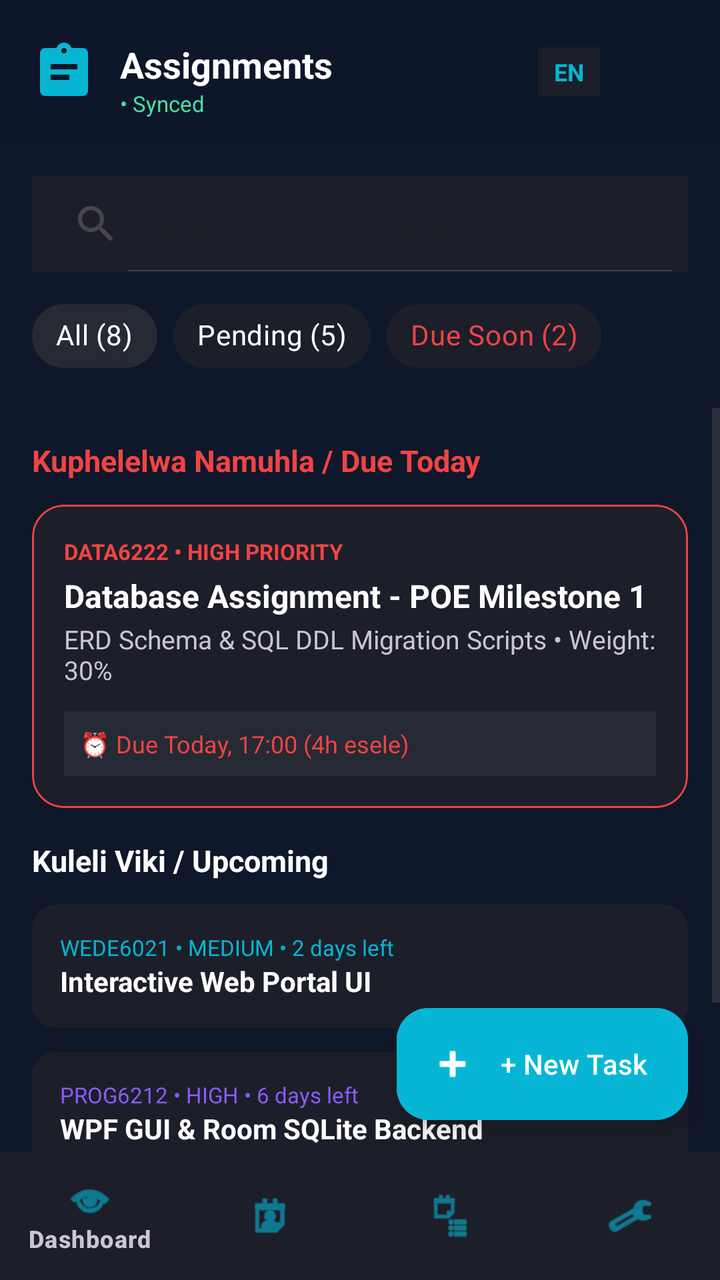
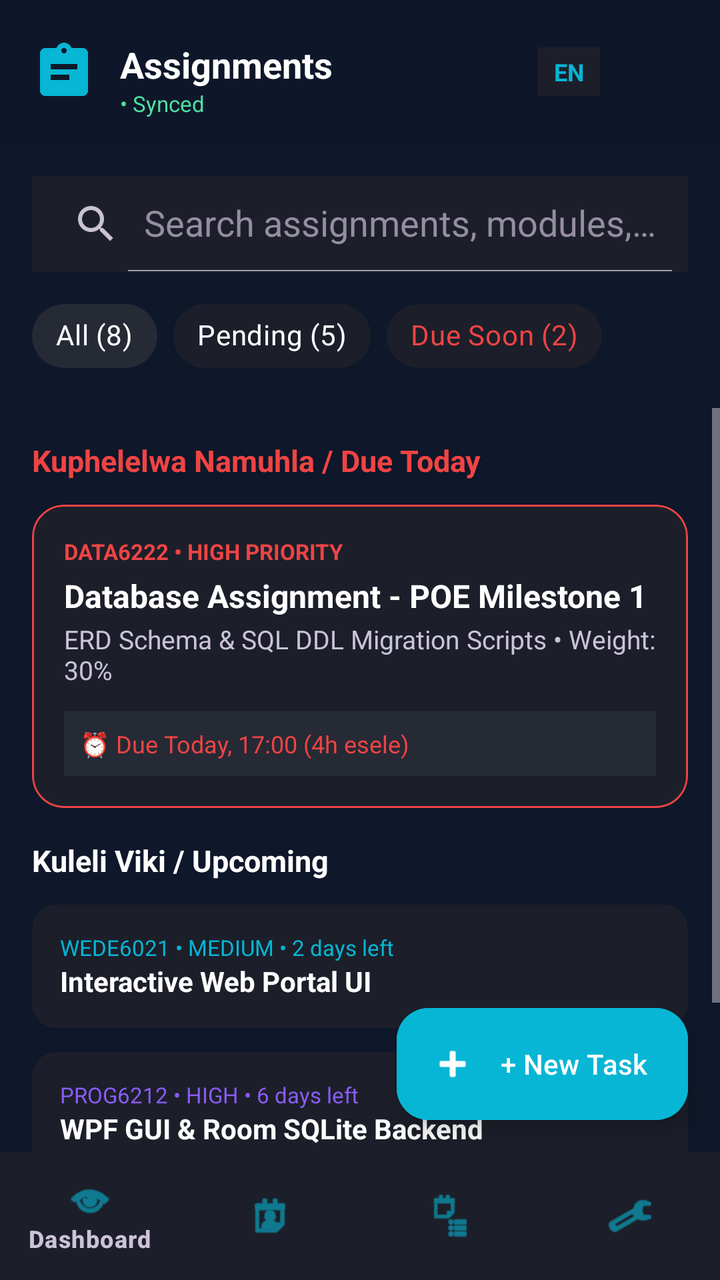

Two renders of the same Android screen: before a commit and after it. Below are the layout's source before the change and the commit's diff.
<!-- AndroidManifest.xml: application theme Theme.AssignmentPlanner -->
<!-- res/layout/activity_assignments.xml -->
<?xml version="1.0" encoding="utf-8"?>
<androidx.constraintlayout.widget.ConstraintLayout xmlns:android="http://schemas.android.com/apk/res/android"
    xmlns:app="http://schemas.android.com/apk/res-auto"
    android:layout_width="match_parent"
    android:layout_height="match_parent"
    android:background="@color/bg_gradient_start">

    
    <androidx.constraintlayout.widget.ConstraintLayout
        android:id="@+id/cl_assignments_header"
        android:layout_width="match_parent"
        android:layout_height="72dp"
        android:background="#1A0F131D"
        android:paddingHorizontal="16dp"
        app:layout_constraintTop_toTopOf="parent">

        <ImageView
            android:id="@+id/iv_logo"
            android:layout_width="32dp"
            android:layout_height="32dp"
            android:src="@drawable/ic_assignment_logo"
            app:layout_constraintBottom_toBottomOf="parent"
            app:layout_constraintStart_toStartOf="parent"
            app:layout_constraintTop_toTopOf="parent" />

        <TextView
            android:id="@+id/tv_header_title"
            android:layout_width="wrap_content"
            android:layout_height="wrap_content"
            android:layout_marginStart="12dp"
            android:text="Assignments"
            android:textColor="@color/text_primary"
            android:textSize="18sp"
            android:textStyle="bold"
            app:layout_constraintStart_toEndOf="@id/iv_logo"
            app:layout_constraintTop_toTopOf="@id/iv_logo" />

        <TextView
            android:id="@+id/tv_sync_status"
            android:layout_width="wrap_content"
            android:layout_height="wrap_content"
            android:text="• Synced"
            android:textColor="@color/tertiary_green"
            android:textSize="11sp"
            app:layout_constraintStart_toStartOf="@id/tv_header_title"
            app:layout_constraintTop_toBottomOf="@id/tv_header_title" />

        <LinearLayout
            android:layout_width="wrap_content"
            android:layout_height="wrap_content"
            android:gravity="center_vertical"
            android:orientation="horizontal"
            app:layout_constraintBottom_toBottomOf="parent"
            app:layout_constraintEnd_toEndOf="parent"
            app:layout_constraintTop_toTopOf="parent">

            <TextView
                android:layout_width="wrap_content"
                android:layout_height="wrap_content"
                android:background="@color/surface_container"
                android:paddingHorizontal="8dp"
                android:paddingVertical="4dp"
                android:text="EN"
                android:textColor="@color/accent_cyan"
                android:textSize="12sp"
                android:textStyle="bold" />

            <ImageView
                android:id="@+id/iv_profile_icon"
                android:layout_width="32dp"
                android:layout_height="32dp"
                android:layout_marginStart="12dp"
                android:src="@android:drawable/sym_def_app_icon"
                app:tint="@color/text_on_surface_variant" />
        </LinearLayout>
    </androidx.constraintlayout.widget.ConstraintLayout>

    
    <androidx.appcompat.widget.SearchView
        android:id="@+id/sv_assignments"
        android:layout_width="match_parent"
        android:layout_height="48dp"
        android:layout_margin="16dp"
        android:background="@color/surface_container"
        app:iconifiedByDefault="false"
        app:layout_constraintTop_toBottomOf="@id/cl_assignments_header"
        app:queryHint="Search assignments, modules, codes..." />

    
    <HorizontalScrollView
        android:id="@+id/hsv_filters"
        android:layout_width="match_parent"
        android:layout_height="wrap_content"
        android:layout_marginTop="8dp"
        android:paddingHorizontal="16dp"
        android:scrollbars="none"
        app:layout_constraintTop_toBottomOf="@id/sv_assignments">

        <com.google.android.material.chip.ChipGroup
            android:id="@+id/cg_filters"
            android:layout_width="wrap_content"
            android:layout_height="wrap_content"
            app:singleSelection="true">

            <com.google.android.material.chip.Chip
                android:id="@+id/chip_all"
                style="@style/Widget.MaterialComponents.Chip.Choice"
                android:layout_width="wrap_content"
                android:layout_height="wrap_content"
                android:text="All (8)"
                android:textColor="@color/text_primary"
                app:chipBackgroundColor="@color/surface_container_high" />

            <com.google.android.material.chip.Chip
                android:id="@+id/chip_pending"
                style="@style/Widget.MaterialComponents.Chip.Choice"
                android:layout_width="wrap_content"
                android:layout_height="wrap_content"
                android:text="Pending (5)"
                android:textColor="@color/text_primary"
                app:chipBackgroundColor="@color/surface_container" />

            <com.google.android.material.chip.Chip
                android:id="@+id/chip_overdue"
                style="@style/Widget.MaterialComponents.Chip.Choice"
                android:layout_width="wrap_content"
                android:layout_height="wrap_content"
                android:text="Due Soon (2)"
                android:textColor="@color/destructive_red"
                app:chipBackgroundColor="@color/surface_container" />

        </com.google.android.material.chip.ChipGroup>
    </HorizontalScrollView>

    
    <ScrollView
        android:layout_width="match_parent"
        android:layout_height="0dp"
        android:layout_marginTop="12dp"
        android:fillViewport="true"
        app:layout_constraintBottom_toTopOf="@id/bottom_nav"
        app:layout_constraintTop_toBottomOf="@id/hsv_filters">

        <LinearLayout
            android:layout_width="match_parent"
            android:layout_height="wrap_content"
            android:orientation="vertical"
            android:padding="16dp">

            
            <TextView
                android:layout_width="wrap_content"
                android:layout_height="wrap_content"
                android:layout_marginBottom="12dp"
                android:text="Kuphelelwa Namuhla / Due Today"
                android:textColor="@color/destructive_red"
                android:textSize="15sp"
                android:textStyle="bold" />

            
            <com.google.android.material.card.MaterialCardView
                android:id="@+id/card_due_today"
                android:layout_width="match_parent"
                android:layout_height="wrap_content"
                android:layout_marginBottom="16dp"
                app:cardBackgroundColor="@color/surface_container"
                app:cardCornerRadius="16dp"
                app:strokeColor="@color/destructive_red"
                app:strokeWidth="1dp">

                <LinearLayout
                    android:layout_width="match_parent"
                    android:layout_height="wrap_content"
                    android:orientation="vertical"
                    android:padding="16dp">

                    <TextView
                        android:layout_width="wrap_content"
                        android:layout_height="wrap_content"
                        android:text="DATA6222 • HIGH PRIORITY"
                        android:textColor="@color/destructive_red"
                        android:textSize="11sp"
                        android:textStyle="bold" />

                    <TextView
                        android:layout_width="match_parent"
                        android:layout_height="wrap_content"
                        android:layout_marginTop="4dp"
                        android:text="Database Assignment - POE Milestone 1"
                        android:textColor="@color/text_primary"
                        android:textSize="16sp"
                        android:textStyle="bold" />

                    <TextView
                        android:layout_width="match_parent"
                        android:layout_height="wrap_content"
                        android:layout_marginTop="2dp"
                        android:text="ERD Schema &amp; SQL DDL Migration Scripts • Weight: 30%"
                        android:textColor="@color/text_on_surface_variant"
                        android:textSize="13sp" />

                    <TextView
                        android:layout_width="match_parent"
                        android:layout_height="wrap_content"
                        android:layout_marginTop="12dp"
                        android:background="@color/surface_container_high"
                        android:padding="8dp"
                        android:text="⏰ Due Today, 17:00 (4h esele)"
                        android:textColor="@color/destructive_red"
                        android:textSize="12sp" />
                </LinearLayout>
            </com.google.android.material.card.MaterialCardView>

            
            <TextView
                android:layout_width="wrap_content"
                android:layout_height="wrap_content"
                android:layout_marginBottom="12dp"
                android:text="Kuleli Viki / Upcoming"
                android:textColor="@color/text_primary"
                android:textSize="15sp"
                android:textStyle="bold" />

            
            <com.google.android.material.card.MaterialCardView
                android:id="@+id/card_upcoming_1"
                android:layout_width="match_parent"
                android:layout_height="wrap_content"
                android:layout_marginBottom="12dp"
                app:cardBackgroundColor="@color/surface_container"
                app:cardCornerRadius="12dp"
                app:strokeWidth="0dp">

                <LinearLayout
                    android:layout_width="match_parent"
                    android:layout_height="wrap_content"
                    android:orientation="vertical"
                    android:padding="14dp">

                    <TextView
                        android:layout_width="wrap_content"
                        android:layout_height="wrap_content"
                        android:text="WEDE6021 • MEDIUM • 2 days left"
                        android:textColor="@color/accent_cyan"
                        android:textSize="11sp" />

                    <TextView
                        android:layout_width="match_parent"
                        android:layout_height="wrap_content"
                        android:text="Interactive Web Portal UI"
                        android:textColor="@color/text_primary"
                        android:textStyle="bold" />
                </LinearLayout>
            </com.google.android.material.card.MaterialCardView>

            
            <com.google.android.material.card.MaterialCardView
                android:id="@+id/card_upcoming_2"
                android:layout_width="match_parent"
                android:layout_height="wrap_content"
                android:layout_marginBottom="24dp"
                app:cardBackgroundColor="@color/surface_container"
                app:cardCornerRadius="12dp"
                app:strokeWidth="0dp">

                <LinearLayout
                    android:layout_width="match_parent"
                    android:layout_height="wrap_content"
                    android:orientation="vertical"
                    android:padding="14dp">

                    <TextView
                        android:layout_width="wrap_content"
                        android:layout_height="wrap_content"
                        android:text="PROG6212 • HIGH • 6 days left"
                        android:textColor="@color/accent_violet"
                        android:textSize="11sp" />

                    <TextView
                        android:layout_width="match_parent"
                        android:layout_height="wrap_content"
                        android:text="WPF GUI &amp; Room SQLite Backend"
                        android:textColor="@color/text_primary"
                        android:textStyle="bold" />
                </LinearLayout>
            </com.google.android.material.card.MaterialCardView>

            
            <LinearLayout
                android:layout_width="match_parent"
                android:layout_height="wrap_content"
                android:background="@color/surface_container_low"
                android:orientation="horizontal"
                android:padding="12dp"
                android:gravity="center_vertical">

                <TextView
                    android:layout_width="0dp"
                    android:layout_height="wrap_content"
                    android:layout_weight="1"
                    android:text="🔥 5 Izinsuku Streak! Keep it up."
                    android:textColor="@color/tertiary_green"
                    android:textSize="13sp"
                    android:textStyle="bold" />

                <TextView
                    android:layout_width="wrap_content"
                    android:layout_height="wrap_content"
                    android:text="+150 XP"
                    android:textColor="@color/accent_cyan"
                    android:textSize="12sp"
                    android:textStyle="bold" />
            </LinearLayout>

        </LinearLayout>
    </ScrollView>

    
    <com.google.android.material.floatingactionbutton.ExtendedFloatingActionButton
        android:id="@+id/fab_quick_add"
        android:layout_width="wrap_content"
        android:layout_height="wrap_content"
        android:layout_marginEnd="16dp"
        android:layout_marginBottom="16dp"
        android:backgroundTint="@color/accent_cyan"
        android:text="+ New Task"
        android:textColor="@color/text_primary"
        app:icon="@android:drawable/ic_input_add"
        app:iconTint="@color/text_primary"
        app:layout_constraintBottom_toTopOf="@id/bottom_nav"
        app:layout_constraintEnd_toEndOf="parent" />

    
    <com.google.android.material.bottomnavigation.BottomNavigationView
        android:id="@+id/bottom_nav"
        android:layout_width="match_parent"
        android:layout_height="64dp"
        android:background="@color/surface_container"
        app:itemIconTint="@color/accent_cyan"
        app:itemTextColor="@color/text_on_surface_variant"
        app:layout_constraintBottom_toBottomOf="parent"
        app:menu="@menu/bottom_nav_menu" />

</androidx.constraintlayout.widget.ConstraintLayout>
<!-- resources referenced by this layout -->
<resources>
  <color name="accent_cyan">#06B6D4</color>
  <color name="accent_violet">#8B5CF6</color>
  <color name="bg_gradient_start">#0F172A</color>
  <color name="destructive_red">#EF4444</color>
  <color name="surface_container">#1C1F2A</color>
  <color name="surface_container_high">#262A35</color>
  <color name="surface_container_low">#171B26</color>
  <color name="tertiary_green">#4EDEA3</color>
  <color name="text_on_surface_variant">#CBC3D7</color>
  <color name="text_primary">#FFFFFF</color>
  <!-- drawable ic_assignment_logo (drawable) -->
  <?xml version="1.0" encoding="utf-8"?>
  <vector xmlns:android="http://schemas.android.com/apk/res/android"
      android:width="24dp"
      android:height="24dp"
      android:viewportWidth="24"
      android:viewportHeight="24">
      <path
          android:fillColor="@color/accent_cyan"
          android:pathData="M19,3h-4.18C14.4,1.84 13.3,1 12,1S9.6,1.84 9.18,3H5C3.9,3 3,3.9 3,5v14c0,1.1 0.9,2 2,2h14c1.1,0 2,-0.9 2,-2V5C21,3.9 20.1,3 19,3zM12,3c0.55,0 1,0.45 1,1s-0.45,1 -1,1s-1,-0.45 -1,-1S11.45,3 12,3zM14,15H7v-2h7V15zM17,11H7V9h10V11z" />
  </vector>
  <style name="Theme.AssignmentPlanner" parent="Base.Theme.AssignmentPlanner" />
  <style name="Base.Theme.AssignmentPlanner" parent="Theme.Material3.DayNight.NoActionBar">
          
          
      </style>
</resources>

<!-- the commit's change to res/layout/activity_assignments.xml (unified diff, before → after) -->
@@ -1,6 +1,7 @@
 <?xml version="1.0" encoding="utf-8"?>
 <androidx.constraintlayout.widget.ConstraintLayout xmlns:android="http://schemas.android.com/apk/res/android"
     xmlns:app="http://schemas.android.com/apk/res-auto"
+    android:id="@+id/main"
     android:layout_width="match_parent"
     android:layout_height="match_parent"
     android:background="@color/bg_gradient_start">
<!-- resource entries referenced after the edit -->
@@ -22,9 +22,13 @@
           android:pathData="M19,3h-4.18C14.4,1.84 13.3,1 12,1S9.6,1.84 9.18,3H5C3.9,3 3,3.9 3,5v14c0,1.1 0.9,2 2,2h14c1.1,0 2,-0.9 2,-2V5C21,3.9 20.1,3 19,3zM12,3c0.55,0 1,0.45 1,1s-0.45,1 -1,1s-1,-0.45 -1,-1S11.45,3 12,3zM14,15H7v-2h7V15zM17,11H7V9h10V11z" />
   </vector>
   <style name="Theme.AssignmentPlanner" parent="Base.Theme.AssignmentPlanner" />
-  <style name="Base.Theme.AssignmentPlanner" parent="Theme.Material3.DayNight.NoActionBar">
-          
-          
+  <style name="Base.Theme.AssignmentPlanner" parent="Theme.Material3.Dark.NoActionBar">
+          <item name="colorPrimary">@color/accent_violet</item>
+          <item name="colorSecondary">@color/accent_cyan</item>
+          <item name="colorTertiary">@color/tertiary_green</item>
+          <item name="colorError">@color/destructive_red</item>
+          <item name="android:textColorHint">@color/outline</item>
       </style>
+  <color name="outline">#958EA0</color>
 </resources>
 
